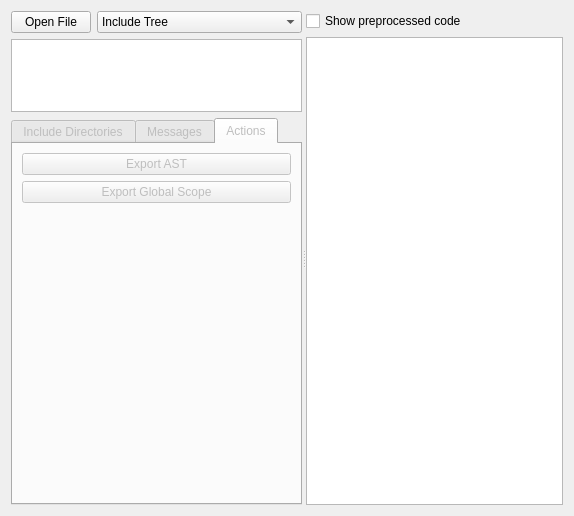
The window that cppchecks/gui/parseresultwidget.ui (Krazy-collection/krazy) describes before a commit, drawn with Qt 5.
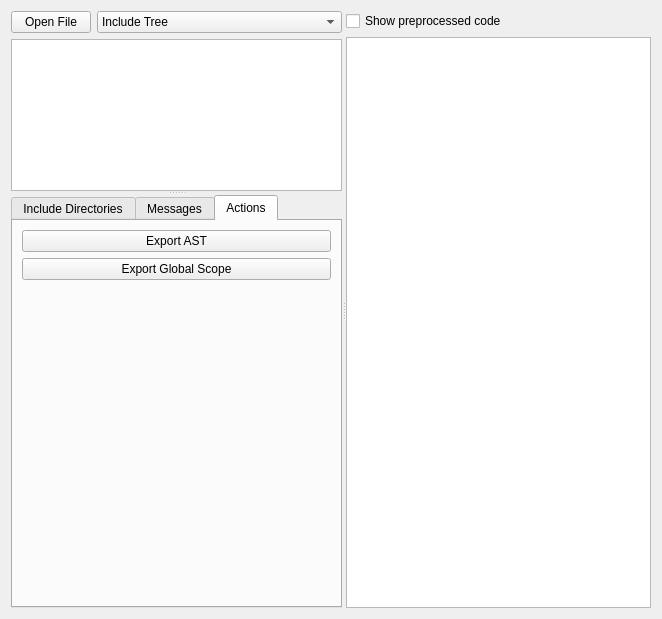
The same window after the commit. The open tabs and pages were chosen to show the change.

Patch:
```diff
--- a/cppchecks/gui/parseresultwidget.ui
+++ b/cppchecks/gui/parseresultwidget.ui
@@ -6,19 +6,32 @@
    <rect>
     <x>0</x>
     <y>0</y>
-    <width>574</width>
-    <height>516</height>
+    <width>662</width>
+    <height>619</height>
    </rect>
   </property>
   <property name="windowTitle">
    <string>Form</string>
   </property>
-  <layout class="QGridLayout" name="gridLayout">
+  <layout class="QGridLayout" name="gridLayout_4">
    <item row="0" column="0">
-    <widget class="QSplitter" name="splitter">
+    <widget class="QSplitter" name="splitter_2">
      <property name="orientation">
       <enum>Qt::Horizontal</enum>
      </property>
+     <property name="opaqueResize">
+      <bool>false</bool>
+     </property>
+     <widget class="QSplitter" name="splitter">
+      <property name="sizePolicy">
+       <sizepolicy hsizetype="Minimum" vsizetype="Preferred">
+        <horstretch>0</horstretch>
+        <verstretch>0</verstretch>
+       </sizepolicy>
+      </property>
+      <property name="orientation">
+       <enum>Qt::Vertical</enum>
+      </property>
      <widget class="QWidget" name="layoutWidget">
       <layout class="QVBoxLayout" name="verticalLayout">
        <item>
@@ -69,10 +82,11 @@
          </property>
         </widget>
        </item>
-       <item>
+       </layout>
+      </widget>
         <widget class="QTabWidget" name="m_tabs">
          <property name="enabled">
-          <bool>false</bool>
+        <bool>true</bool>
          </property>
          <property name="currentIndex">
           <number>0</number>
@@ -132,39 +146,41 @@
           <attribute name="title">
            <string>Actions</string>
           </attribute>
-          <layout class="QGridLayout" name="gridLayout_4">
+        <layout class="QGridLayout" name="gridLayout">
            <item row="0" column="0">
+          <layout class="QVBoxLayout" name="verticalLayout_3">
+           <item>
             <widget class="QPushButton" name="m_exportAST">
              <property name="text">
               <string>Export AST</string>
              </property>
             </widget>
            </item>
-           <item row="2" column="0">
+           <item>
+            <widget class="QPushButton" name="m_exportScope">
+             <property name="text">
+              <string>Export Global Scope</string>
+             </property>
+            </widget>
+           </item>
+           <item>
             <spacer name="verticalSpacer">
              <property name="orientation">
               <enum>Qt::Vertical</enum>
              </property>
              <property name="sizeHint" stdset="0">
               <size>
-               <width>267</width>
-               <height>117</height>
+               <width>0</width>
+               <height>0</height>
               </size>
              </property>
             </spacer>
            </item>
-           <item row="1" column="0">
-            <widget class="QPushButton" name="m_exportScope">
-             <property name="text">
-              <string>Export Global Scope</string>
-             </property>
-            </widget>
+          </layout>
            </item>
           </layout>
          </widget>
         </widget>
-       </item>
-      </layout>
      </widget>
      <widget class="QWidget" name="layoutWidget">
       <layout class="QVBoxLayout" name="verticalLayout_2">
@@ -176,7 +192,11 @@
         </widget>
        </item>
        <item>
-        <widget class="QPlainTextEdit" name="m_headerView"/>
+        <widget class="QPlainTextEdit" name="m_headerView">
+         <property name="whatsThis">
+          <string>Shows the code of the file which is currently selected in the Include Tree.</string>
+         </property>
+        </widget>
        </item>
       </layout>
      </widget>
```
Left out of the diff: 34 changed lines with no effect on the pictures. Lines whose indentation alone changed are shown as unchanged.
